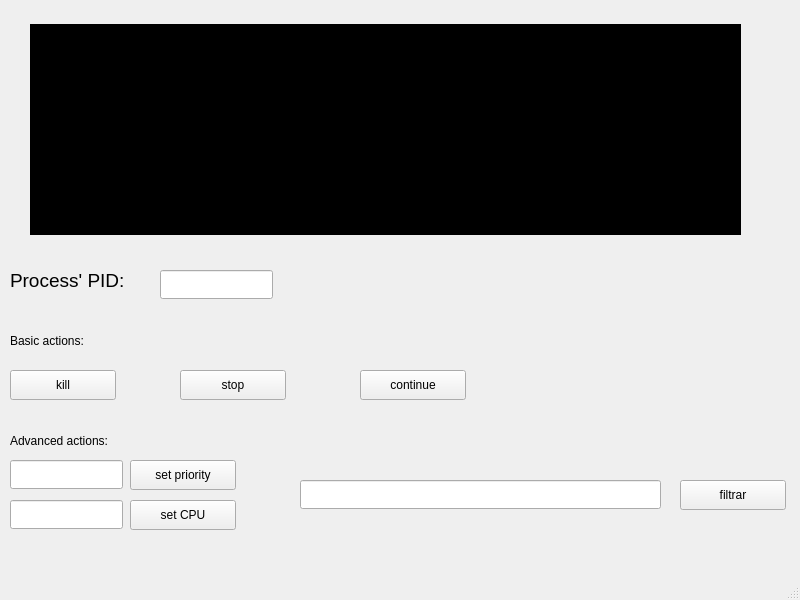
Old version of the form TaskManagerProject/mainwindow.ui in the repository rodolfostark/TaskManager.
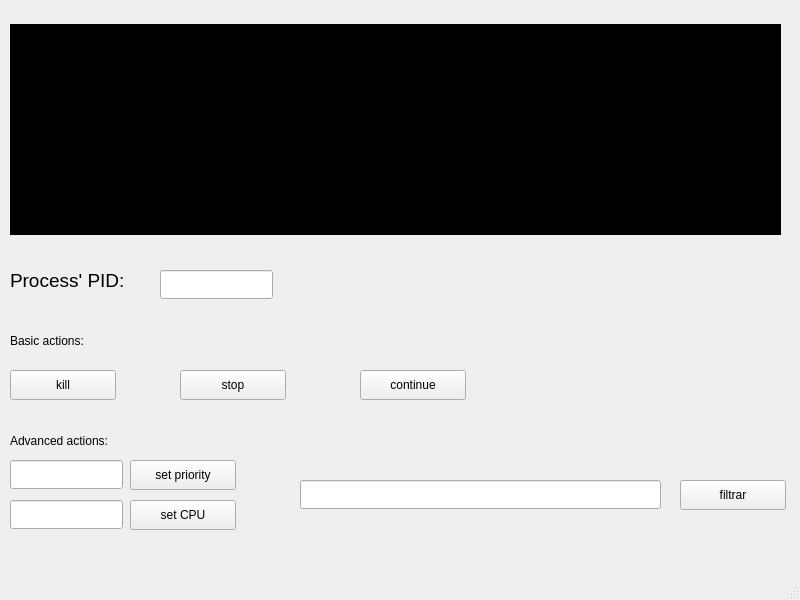
New version of the form.

Commit message: new methods on main window to adequate called linux commands

```diff
--- a/TaskManagerProject/mainwindow.ui
+++ b/TaskManagerProject/mainwindow.ui
@@ -179,9 +179,9 @@
    <widget class="QPlainTextEdit" name="processes_plainTextEdit">
     <property name="geometry">
      <rect>
-      <x>30</x>
+      <x>10</x>
       <y>24</y>
-      <width>711</width>
+      <width>771</width>
       <height>211</height>
      </rect>
     </property>
```
The commit also changes 2 other files.
